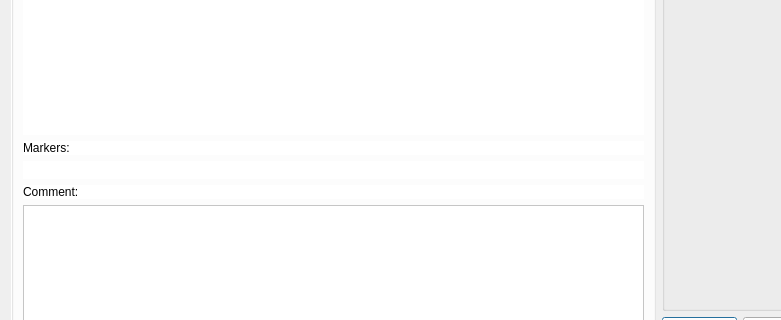
Above: print.ui from rigexpert/AntScope2 before the change; both pictures show x 0 to 781 and y 247 to 567 of the 910 by 650 pixel window. Below: the same form after it.
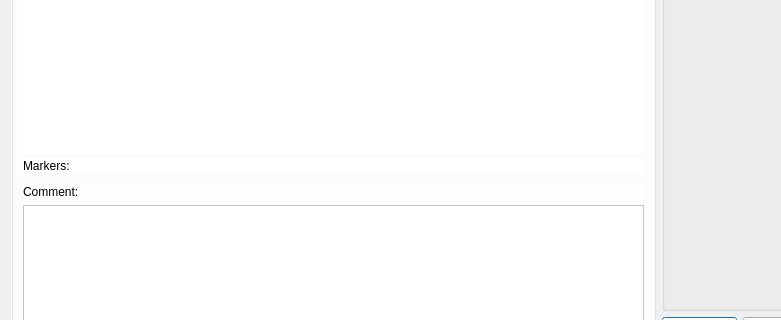
That is the form after the change. Icons and pictures are not drawn. Custom widgets are drawn as their Qt base class.

The edit to the form file:
```diff
--- a/print.ui
+++ b/print.ui
@@ -57,19 +57,26 @@
       <item>
        <layout class="QVBoxLayout" name="verticalLayout_2">
         <item>
-         <widget class="QLabel" name="label_2">
+         <widget class="QLabel" name="labelMarkers">
+          <property name="sizePolicy">
+           <sizepolicy hsizetype="Preferred" vsizetype="Preferred">
+            <horstretch>0</horstretch>
+            <verstretch>0</verstretch>
+           </sizepolicy>
+          </property>
           <property name="text">
            <string>Markers:</string>
           </property>
          </widget>
         </item>
         <item>
-         <widget class="QWidget" name="markersWidget" native="true">
-          <layout class="QHBoxLayout" name="horizontalLayout_3">
-           <item>
-            <layout class="QGridLayout" name="markersLayout"/>
-           </item>
-          </layout>
+         <widget class="PrintMarkers" name="markersWidget" native="true">
+          <property name="sizePolicy">
+           <sizepolicy hsizetype="MinimumExpanding" vsizetype="Preferred">
+            <horstretch>0</horstretch>
+            <verstretch>0</verstretch>
+           </sizepolicy>
+          </property>
          </widget>
         </item>
        </layout>
@@ -243,6 +250,12 @@
    <header>qcustomplot.h</header>
    <container>1</container>
   </customwidget>
+  <customwidget>
+   <class>PrintMarkers</class>
+   <extends>QWidget</extends>
+   <header location="global">markerspopup.h</header>
+   <container>1</container>
+  </customwidget>
  </customwidgets>
  <resources>
   <include location="res.qrc"/>
```
Left out of the diff: 2 changed lines with no effect on the pictures.
